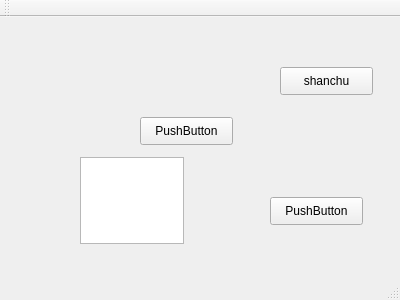
Old version of the form sonf/mainwindow.ui in the repository Holden4Caulfield/QtStudy.
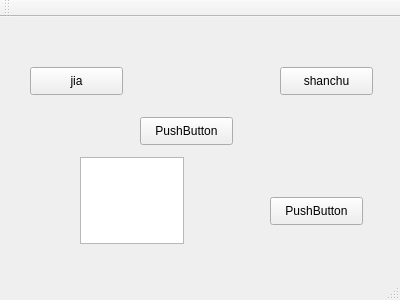
New version of the form.

Diff of the .ui file:
```diff
--- a/sonf/mainwindow.ui
+++ b/sonf/mainwindow.ui
@@ -63,6 +63,19 @@
      <string>shanchu</string>
     </property>
    </widget>
+   <widget class="QPushButton" name="pushButton_4">
+    <property name="geometry">
+     <rect>
+      <x>30</x>
+      <y>50</y>
+      <width>93</width>
+      <height>28</height>
+     </rect>
+    </property>
+    <property name="text">
+     <string>jia</string>
+    </property>
+   </widget>
   </widget>
   <widget class="QMenuBar" name="menuBar">
    <property name="geometry">
```
